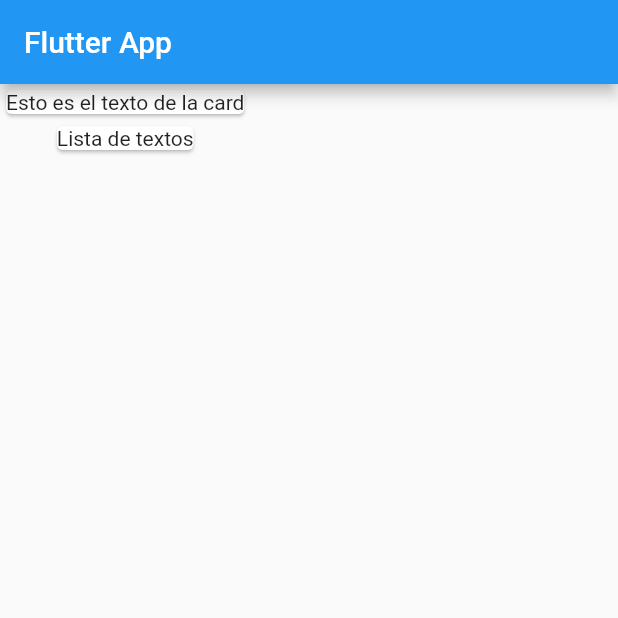
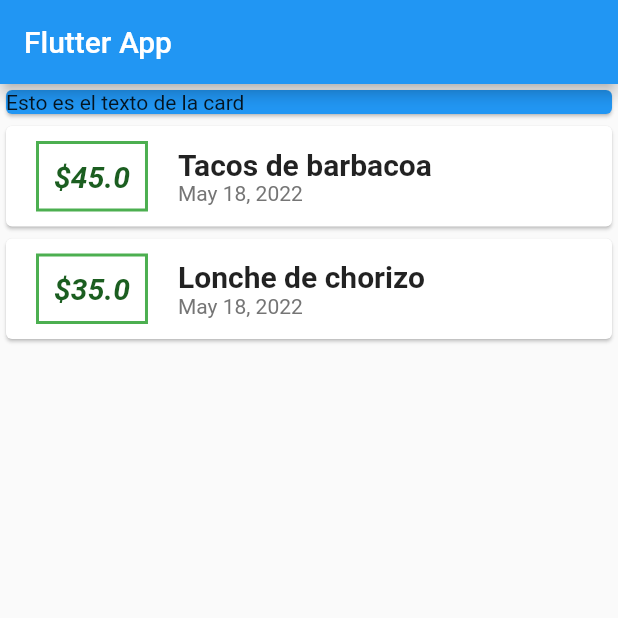
Before and after one commit to julioantonio12/Flutter-expenses, a Flutter app: the screen it shows after launch, on a phone screen of 412 x 824 dp, the top half of it. Run offline on Flutter 3.47's test engine with Material 2 defaults, Android fonts, the phone set to English and light mode, and no system bars.

```diff
--- a/lib/main.dart
+++ b/lib/main.dart
@@ -1,4 +1,6 @@
 import 'package:flutter/material.dart';
+import './transaction.dart';
+import 'package:intl/intl.dart';
 
 void main() => runApp(MyApp());
 
@@ -13,6 +15,21 @@ class MyApp extends StatelessWidget {
 }
 
 class MyHomePage extends StatelessWidget {
+  final List<Transaction> transactions = [
+    Transaction(
+      id: "1",
+      title: "Tacos de barbacoa",
+      amount: 45,
+      date: DateTime.now(),
+    ),
+    Transaction(
+      id: "2",
+      title: "Lonche de chorizo",
+      amount: 35,
+      date: DateTime.now(),
+    )
+  ];
+
   @override
   Widget build(BuildContext context) {
     return Scaffold(
@@ -20,12 +37,57 @@ class MyHomePage extends StatelessWidget {
         title: Text("Flutter App"),
       ),
       body: Column(
+        // mainAxisAlignment: MainAxisAlignment.start,
+        crossAxisAlignment: CrossAxisAlignment.start,
         children: <Widget>[
-          Card(
-            child: Text("Esto es el texto de la card"),
+          Container(
+            width: double.infinity,
+            child: Card(
+              color: Colors.blue,
+              child: Text("Esto es el texto de la card"),
+            ),
           ),
-          Card(
-            child: Text("Lista de textos"),
+          Column(
+            children: transactions.map((transaction) {
+              return Card(
+                child: Row(
+                  children: <Widget>[
+                    Container(
+                      margin:
+                          EdgeInsets.symmetric(vertical: 10, horizontal: 20),
+                      decoration: BoxDecoration(
+                        border: Border.all(color: Colors.green, width: 2),
+                      ),
+                      padding: EdgeInsets.all(10),
+                      child: Text(
+                        "\$${transaction.amount}",
+                        style: TextStyle(
+                            fontWeight: FontWeight.bold,
+                            fontStyle: FontStyle.italic,
+                            fontSize: 20,
+                            color: Colors.green[900]),
+                      ),
+                    ),
+                    Column(
+                      crossAxisAlignment: CrossAxisAlignment.start,
+                      children: <Widget>[
+                        Text(
+                          transaction.title,
+                          style: TextStyle(
+                            fontSize: 20,
+                            fontWeight: FontWeight.bold,
+                          ),
+                        ),
+                        Text(
+                          DateFormat.yMMMd().format(transaction.date),
+                          style: TextStyle(color: Colors.grey[600]),
+                        ),
+                      ],
+                    ),
+                  ],
+                ),
+              );
+            }).toList(),
           ),
         ],
       ),
--- /dev/null
+++ b/lib/transaction.dart
@@ -0,0 +1,12 @@
+class Transaction {
+  final String id;
+  final String title;
+  final double amount;
+  final DateTime date;
+
+  Transaction(
+      {required this.id,
+      required this.title,
+      required this.amount,
+      required this.date});
+}
--- a/pubspec.yaml
+++ b/pubspec.yaml
@@ -29,6 +29,7 @@ environment:
 dependencies:
   flutter:
     sdk: flutter
+  intl: ^0.17.0
 
 
   # The following adds the Cupertino Icons font to your application.
```
Also changed, not shown: pubspec.lock.
